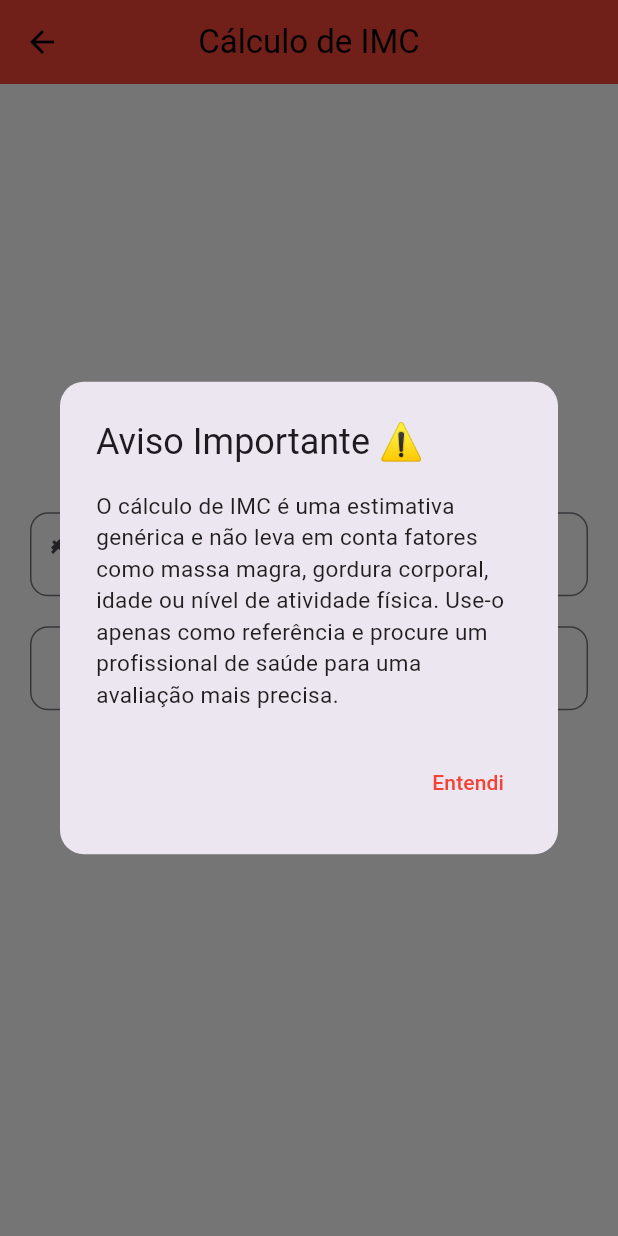
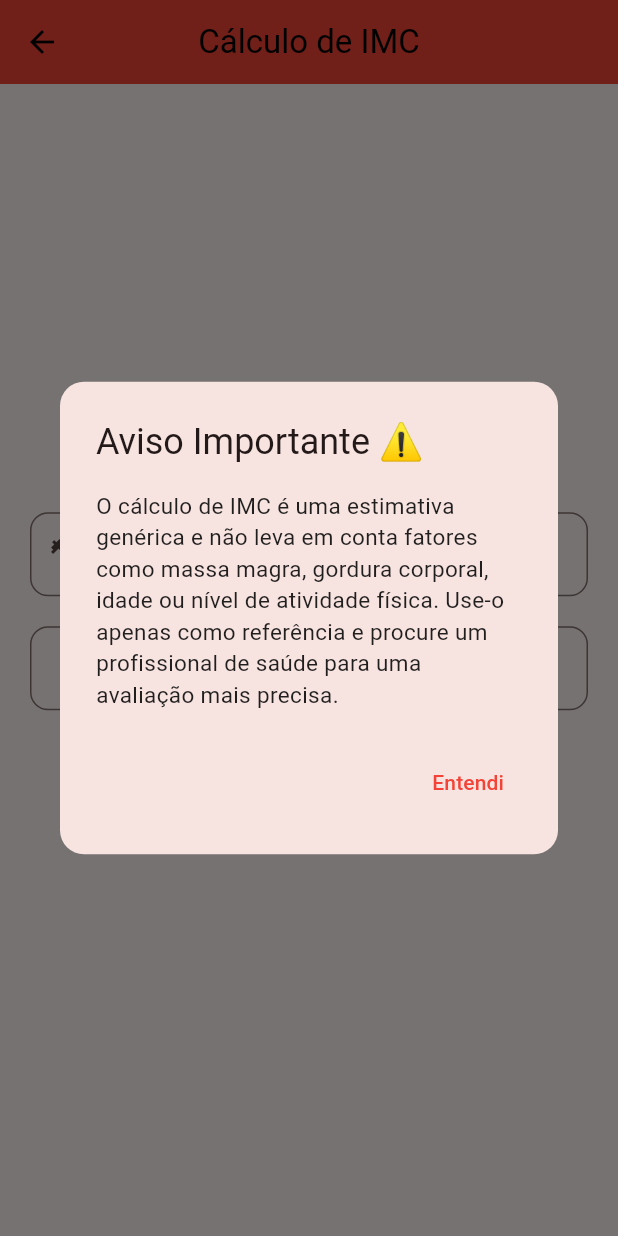
Before and after one commit to Elias-RDC/Fit_Macro-project, a Flutter app: the screen it shows after launch, after a tap on "Acessar", after a tap on "Calcular IMC", on a phone screen of 412 x 824 dp. Run offline on Flutter 3.47's test engine with Material 3 defaults, Android fonts, the phone set to English and light mode, and no system bars; our stand-ins replace google_fonts, percent_indicator, sqflite; accounts and stored records are empty.

Commit message:
Update main.dart

```diff
--- a/lib/main.dart
+++ b/lib/main.dart
@@ -1,32 +1,22 @@
+import 'package:fit_macro/login.dart';
 import 'package:flutter/material.dart';
-import 'package:sqflite_common_ffi/sqflite_ffi.dart';
-import 'package:sqflite/sqflite.dart';
-import 'login.dart';
 
-void main() async {
-  // Garante que tudo está inicializado antes de abrir o banco
-  WidgetsFlutterBinding.ensureInitialized();
-
-  // Inicializa o suporte ao SQLite para desktop (Linux/Windows/macOS)
-  sqfliteFfiInit();
-  databaseFactory = databaseFactoryFfi;
-
-  runApp(const FitMacroApp());
+void main() {
+  runApp(const MyApp());
 }
 
-class FitMacroApp extends StatelessWidget {
-  const FitMacroApp({super.key});
+class MyApp extends StatelessWidget {
+  const MyApp({super.key});
 
   @override
   Widget build(BuildContext context) {
     return MaterialApp(
-      title: 'FitMacro',
       debugShowCheckedModeBanner: false,
+      title: 'Fit Macro',
       theme: ThemeData(
-        primarySwatch: Colors.red,
-        scaffoldBackgroundColor: Colors.white,
+        colorScheme: ColorScheme.fromSeed(seedColor: Colors.red),
       ),
-      home: const LoginPage(), // Tela inicial do app
+      home: const LoginPage(),
     );
   }
 }
```
